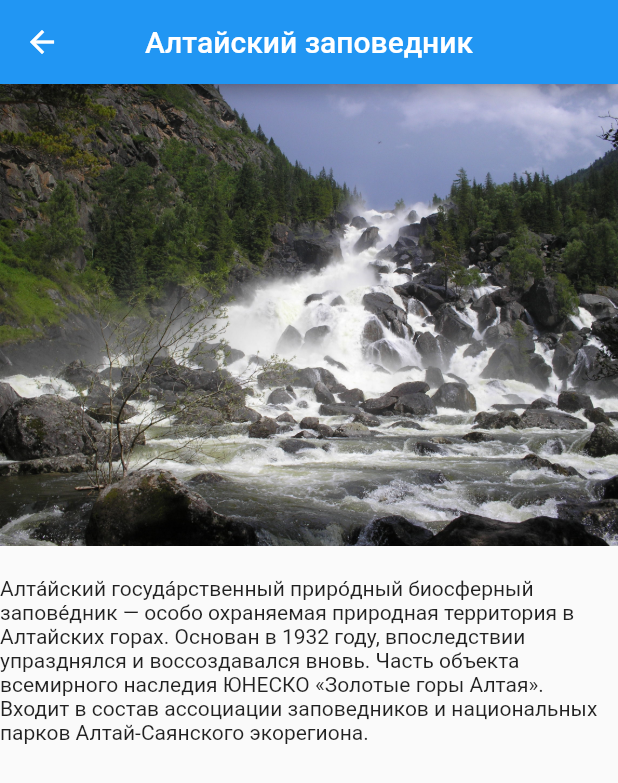
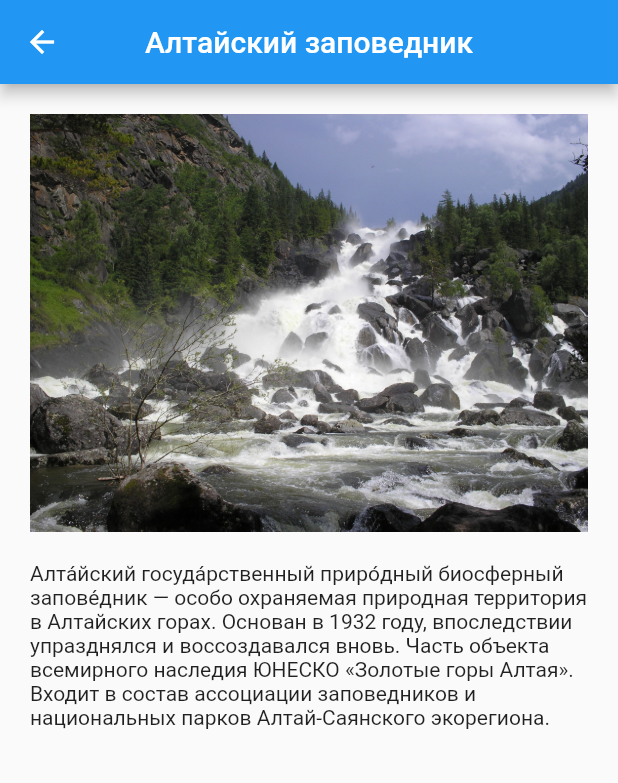
Before and after one commit to sv-makh/week8_nature_sites_app, a Flutter app: the screen it shows after launch, after a tap on "Алтайский заповедник", on a phone screen of 412 x 824 dp. Shown: the top 783 px of the screen. Run offline on Flutter 3.47's test engine with Material 2 defaults, Android fonts, the phone set to English and light mode, and no system bars.

Commit message:
improved view of sites pages

```diff
--- a/lib/main.dart
+++ b/lib/main.dart
@@ -91,13 +91,17 @@ class SiteDetailScreen extends StatelessWidget {
         title: Text(sites[index]),
         centerTitle: true,
       ),
-      body: SingleChildScrollView(child: Column(
-        children: [
-          Image(image: AssetImage(sitesImages[index]), ),
-          const SizedBox(height: 20.0,),
-          Text(sitesDescription[index])
-        ],
-      ),)
+      body: Padding(
+        padding: EdgeInsets.all(20.0),
+        child: SingleChildScrollView(
+          child: Column(
+            children: [
+              Image(image: AssetImage(sitesImages[index]), ),
+              const SizedBox(height: 20.0,),
+              Text(sitesDescription[index])
+            ],
+          ),
+      ))
     );
   }
 }
```
